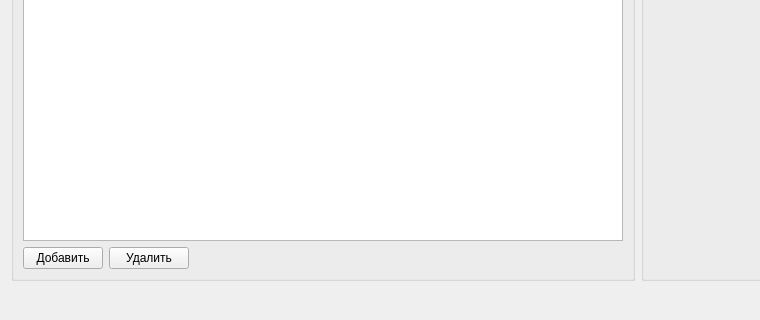
This is formconfparamsdevice.ui in usazankov/AnalyzerBoardInformation as Qt 5 draws it before an edit; both pictures show x 0 to 760 and y 280 to 600 of the 1160 by 600 pixel window. The edited form follows.
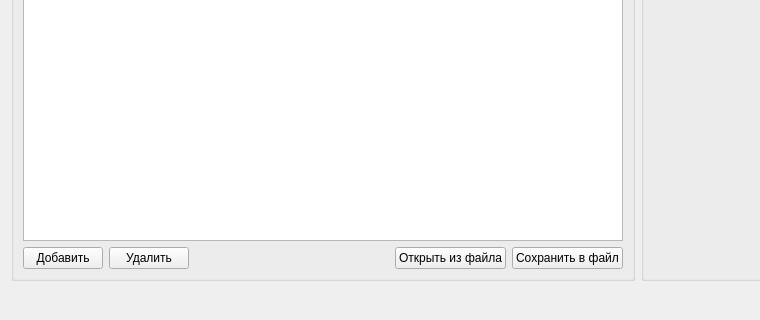
This is the edited form.

Commit message: Добавлена возможность сохранения регистрируемых параметров в файл и их открытие, небольшие правки по коду и устранению багов

What changed in the file:
```diff
--- a/formconfparamsdevice.ui
+++ b/formconfparamsdevice.ui
@@ -119,9 +119,11 @@
          </widget>
         </item>
         <item>
-         <layout class="QVBoxLayout" name="verticalLayout_3">
+         <layout class="QHBoxLayout" name="horizontalLayout_2">
           <item>
-           <layout class="QFormLayout" name="formLayout_5">
+           <layout class="QHBoxLayout" name="horizontalLayout_3">
+            <item>
+             <layout class="QFormLayout" name="formLayout_2">
             <item row="0" column="0">
              <widget class="QPushButton" name="pushButton">
               <property name="sizePolicy">
@@ -147,6 +149,63 @@
                <string>Удалить</string>
               </property>
              </widget>
+              </item>
+             </layout>
+            </item>
+            <item>
+             <layout class="QHBoxLayout" name="horizontalLayout_4">
+              <property name="sizeConstraint">
+               <enum>QLayout::SetDefaultConstraint</enum>
+              </property>
+              <item>
+               <layout class="QFormLayout" name="formLayout_3">
+                <property name="rowWrapPolicy">
+                 <enum>QFormLayout::DontWrapRows</enum>
+                </property>
+                <property name="labelAlignment">
+                 <set>Qt::AlignRight|Qt::AlignTrailing|Qt::AlignVCenter</set>
+                </property>
+                <property name="formAlignment">
+                 <set>Qt::AlignRight|Qt::AlignTop|Qt::AlignTrailing</set>
+                </property>
+                <property name="horizontalSpacing">
+                 <number>6</number>
+                </property>
+                <property name="rightMargin">
+                 <number>6</number>
+                </property>
+                <item row="0" column="1">
+                 <widget class="QPushButton" name="pushButton_4">
+                  <property name="sizePolicy">
+                   <sizepolicy hsizetype="Fixed" vsizetype="Fixed">
+                    <horstretch>0</horstretch>
+                    <verstretch>0</verstretch>
+                   </sizepolicy>
+                  </property>
+                  <property name="text">
+                   <string>Сохранить в файл</string>
+                  </property>
+                  <property name="flat">
+                   <bool>false</bool>
+                  </property>
+                 </widget>
+                </item>
+                <item row="0" column="0">
+                 <widget class="QPushButton" name="pushButton_3">
+                  <property name="sizePolicy">
+                   <sizepolicy hsizetype="Fixed" vsizetype="Fixed">
+                    <horstretch>0</horstretch>
+                    <verstretch>0</verstretch>
+                   </sizepolicy>
+                  </property>
+                  <property name="text">
+                   <string>Открыть из файла</string>
+                  </property>
+                 </widget>
+                </item>
+               </layout>
+              </item>
+             </layout>
             </item>
            </layout>
           </item>
```
Lines whose indentation alone changed are shown as unchanged. The commit also changes 24 other files.
